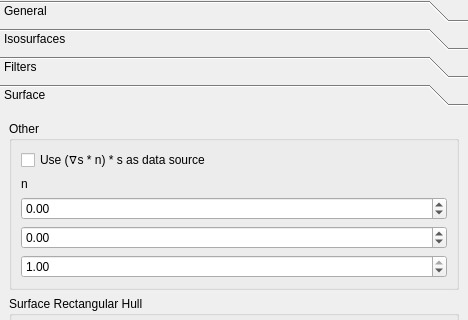
Above: ui-cpp/ui-qt/ui/VisualisationSettingsWidget.ui from spirit-code/spirit before the change; both pictures show x 0 to 468 and y 0 to 320 of the 468 by 1154 pixel window. Below: the same form after it.
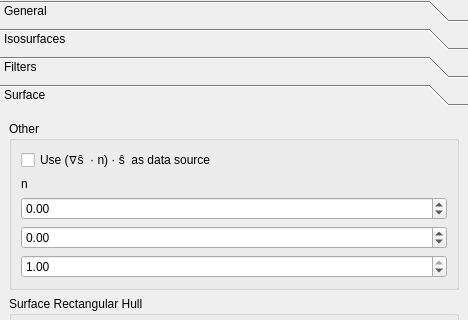
That is the form after the change.

Commit message: Made label a bit nicer

What changed in the file:
```diff
--- a/ui-cpp/ui-qt/ui/VisualisationSettingsWidget.ui
+++ b/ui-cpp/ui-qt/ui/VisualisationSettingsWidget.ui
@@ -1557,7 +1557,7 @@
               <item>
                <widget class="QCheckBox" name="checkBox_grad_surface">
                 <property name="text">
-                 <string>Use (∇s * n) * s as data source </string>
+                 <string>Use (∇ŝ  · n) · ŝ  as data source </string>
                 </property>
                </widget>
               </item>
```
Left out of the diff: 2 changed lines with no effect on the pictures.
